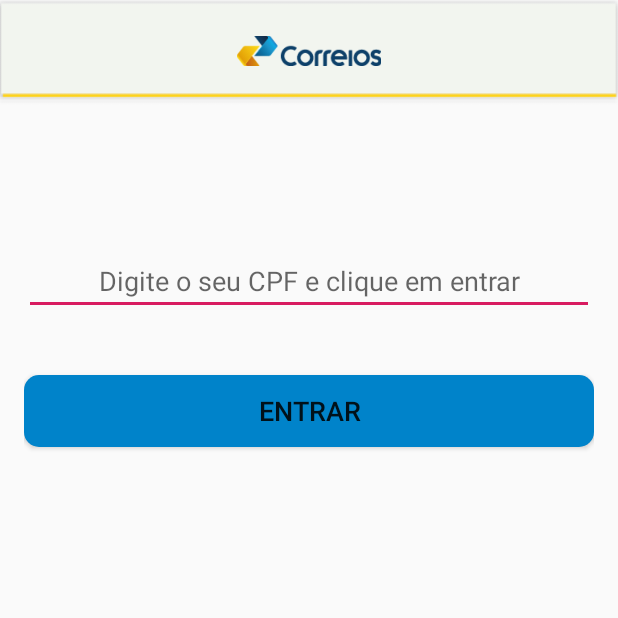
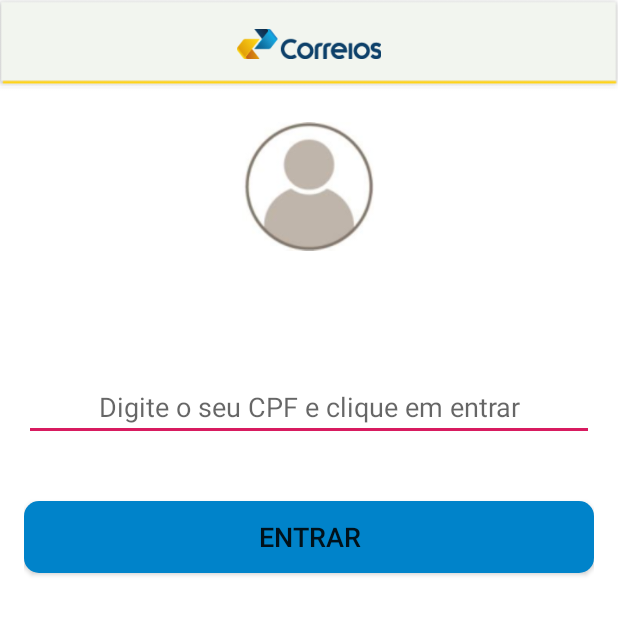
Before and after one commit to marcoacsena/appdigital, an Android app: the screen it shows after launch (LoginActivity), on a phone screen of 412 x 824 dp, the top half of it. Run offline under Robolectric (Android 15) with nearby library versions, the phone set to English and light mode, and no system bars.

Commit message:
Criada a segunda Activity!

```diff
--- a/app/src/main/AndroidManifest.xml
+++ b/app/src/main/AndroidManifest.xml
@@ -9,6 +9,7 @@
         android:roundIcon="@mipmap/ic_launcher_round"
         android:supportsRtl="true"
         android:theme="@style/AppTheme.NoActionBar">
+        <activity android:name=".view.ListaActivity"></activity>
         <activity android:name=".view.LoginActivity">
             <intent-filter>
                 <action android:name="android.intent.action.MAIN" />
--- a/app/src/main/java/br/com/marcoapps/appdigital/view/LoginActivity.java
+++ b/app/src/main/java/br/com/marcoapps/appdigital/view/LoginActivity.java
@@ -2,15 +2,55 @@ package br.com.marcoapps.appdigital.view;
 
 import androidx.appcompat.app.AppCompatActivity;
 
+import android.app.Activity;
+import android.content.Intent;
 import android.os.Bundle;
+import android.sax.StartElementListener;
+import android.view.View;
+import android.widget.Button;
+import android.widget.EditText;
 
 import br.com.marcoapps.appdigital.R;
 
 public class LoginActivity extends AppCompatActivity {
 
+    private EditText editCpf;
+    private Button btnAcessarListaMensagens;
+    private String Cpf;
+
     @Override
     protected void onCreate(Bundle savedInstanceState) {
         super.onCreate(savedInstanceState);
         setContentView(R.layout.activity_login);
+
+        editCpf = findViewById(R.id.editCpf);
+        btnAcessarListaMensagens = findViewById(R.id.btnAcessarListaMensagens);
+
+        Cpf = editCpf.getText().toString();
+        btnAcessarListaMensagens.setOnClickListener(new View.OnClickListener() {
+            @Override
+            public void onClick(View view) {
+
+                if (validarCpf(Cpf)){
+
+                    Intent intent = new Intent(getApplicationContext(), ListaActivity.class);
+                    intent.putExtra("cpf", Cpf);
+                    startActivity(intent);
+
+                }
+
+            }
+        });
+
+
     }
+
+
+    private boolean validarCpf(String cpf) {
+
+        return true;
+    }
+
+
+
 }
--- a/app/src/main/res/layout/activity_login.xml
+++ b/app/src/main/res/layout/activity_login.xml
@@ -5,7 +5,7 @@
     android:layout_width="match_parent"
     android:layout_height="match_parent"
     android:orientation="vertical"
-
+    android:background="#ffffff"
     tools:context=".view.LoginActivity">
 
 
@@ -25,7 +25,6 @@
             android:layout_height="20dp"
             android:src="@drawable/logo_correios"
 
-
             />
 
     </LinearLayout>
@@ -37,14 +36,25 @@
         android:orientation="vertical"
         android:padding="16dp">
 
+
+        <ImageView
+            android:layout_width="40pt"
+            android:layout_height="40pt"
+            android:layout_marginTop="5dp"
+            android:layout_gravity="center"
+            android:src="@drawable/user"
+            android:id="@+id/imgUsuario"
+
+            />
+
         <EditText
             android:layout_width="match_parent"
             android:layout_height="wrap_content"
             android:layout_marginTop="80dp"
             android:gravity="center"
-
             android:hint="Digite o seu CPF e clique em entrar"
             android:textSize="18sp"
+            android:id="@+id/editCpf"
 
             />
 
@@ -52,11 +62,10 @@
             android:layout_width="match_parent"
             android:layout_height="wrap_content"
             android:layout_marginTop="40dp"
-
             style="@style/button"
-            android:onClick="acessarMensagens"
             android:text="Entrar"
-            android:textSize="18sp" />
+            android:textSize="18sp"
+            android:id="@+id/btnAcessarListaMensagens"/>
 
     </LinearLayout>
 
```
Also changed, not shown: app/src/main/java/br/com/marcoapps/appdigital/view/ListaActivity.java (added, +16 -0 lines), app/src/main/res/layout/activity_lista.xml (added, +18 -0 lines), app/src/main/res/drawable/user.png (added).
